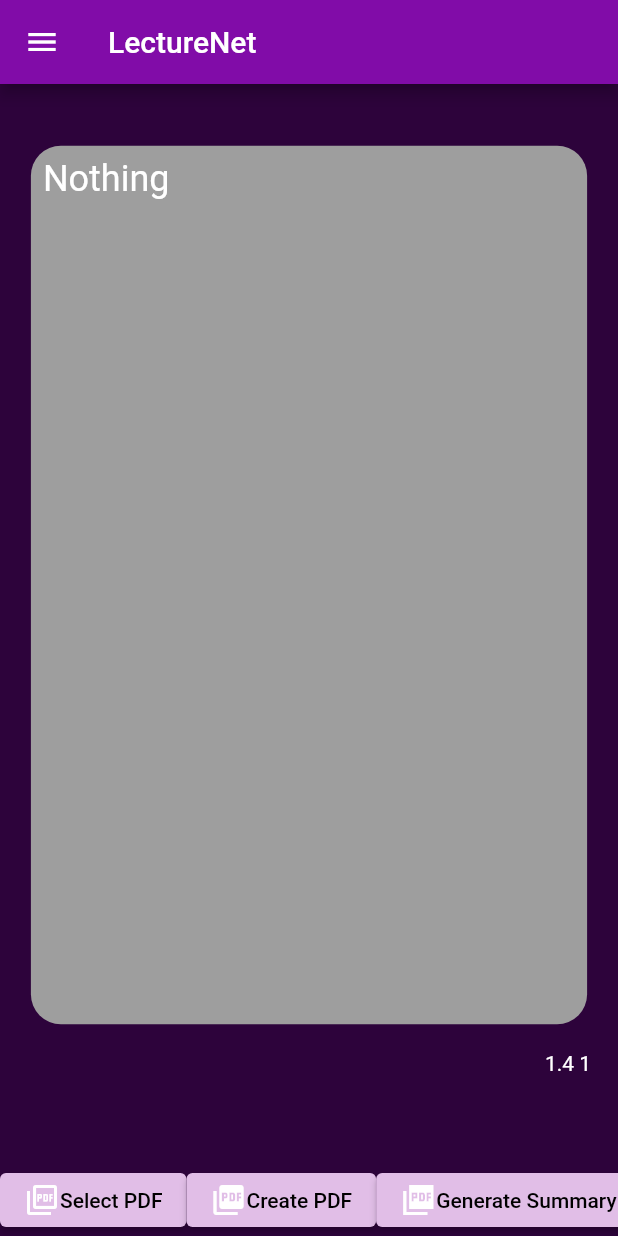
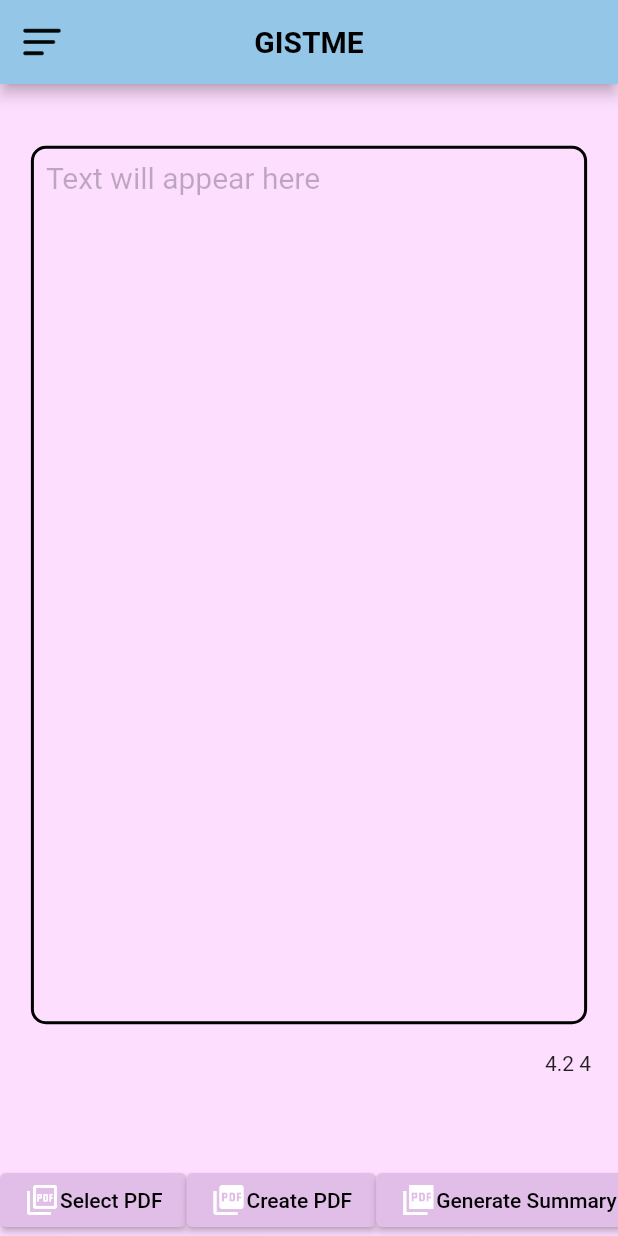
Before and after one commit to KuldeepRathor/GistMe, a Flutter app: the screen it shows after launch, on a phone screen of 412 x 824 dp. Run offline on Flutter 3.47's test engine with Material 2 defaults, Android fonts, the phone set to English and light mode, and no system bars; drawn by our look-alikes of flutter_advanced_drawer; our stand-ins replace audioplayers, avatar_glow, file_picker, open_filex, pdf, permission_handler; missing offline and left inert: flutter_sound, google_speech, pdf_text; project files that could hold a hidden picture were left out.

Commit message:
design and color changes

```diff
--- a/lib/main.dart
+++ b/lib/main.dart
@@ -14,12 +14,12 @@
     return MaterialApp(
       title: 'Material App',
       theme: ThemeData(
-        scaffoldBackgroundColor: Color(0xff2d033b),
+        scaffoldBackgroundColor: Color(0xffFEDEFF),
         floatingActionButtonTheme: FloatingActionButtonThemeData(
           backgroundColor: Color(0xff810ca8),
         ),
         appBarTheme: AppBarTheme(
-          color: Color(0xff810ca8),
+          color: Color(0xff93C6E7),
         ),
         // textTheme: TextTheme(bodyMedium: )
       ),
--- a/lib/screens/audio_recorder_screen.dart
+++ b/lib/screens/audio_recorder_screen.dart
@@ -48,7 +48,7 @@
   File? selectedFile;
 
   var selectedFilePdf;
-  String textofPDF = "Nothing";
+  String textofPDF = "Text will appear here";
   bool loading = false;
   // List? words;
   Future<String> sendToGPT({required List words}) async {
@@ -388,8 +388,11 @@
                   : Container(
                       width: size.width * 0.9,
                       decoration: BoxDecoration(
-                        color: Colors.grey,
-                        borderRadius: BorderRadius.circular(20),
+                          border: Border.all(
+                            width: 2, color: Colors.black
+                          ),
+                        //color: Colors.grey,
+                        borderRadius: BorderRadius.circular(10),
                       ),
                       child: SingleChildScrollView(
                         child: Padding(
@@ -400,8 +403,8 @@
                             //     : selectedFile!.paths.toString(),
                             textofPDF,
                             style: TextStyle(
-                              fontSize: 24,
-                              color: Colors.white,
+                              fontSize: 20,
+                              color: Colors.black26
                             ),
                           ),
                         ),
@@ -416,7 +419,6 @@
                 children: [
                   Text(
                     "${textofPDF.length / 5} ${calculateWords(text: textofPDF).length}",
-                    style: TextStyle(color: Colors.white),
                   ),
                 ],
               ),
--- a/lib/screens/homepage.dart
+++ b/lib/screens/homepage.dart
@@ -4,6 +4,9 @@
 import 'package:flutter_advanced_drawer/flutter_advanced_drawer.dart';
 import 'package:lecturenet/helpers/palette.dart';
 import 'package:lecturenet/screens/audio_recorder_screen.dart';
+import 'package:lecturenet/screens/favourites.dart';
+import 'package:lecturenet/screens/profile.dart';
+import 'package:lecturenet/screens/settings.dart';
 
 class HomePage extends StatefulWidget {
   @override
@@ -15,6 +18,8 @@
 
   @override
   Widget build(BuildContext context) {
+    Size size = MediaQuery.of(context).size;
+
     return AdvancedDrawer(
       backdropColor: AppColors.bgColor,
       controller: _advancedDrawerController,
@@ -38,7 +43,8 @@
       child: Scaffold(
         appBar: AppBar(
           // backgroundColor: AppColors.accentColor,
-          title: const Text('LectureNet'),
+          title: const Text('GISTME',style: TextStyle(color: Colors.black,fontWeight: FontWeight.w700 ) ),
+          centerTitle: true,
           leading: IconButton(
             onPressed: _handleMenuButtonPressed,
             icon: ValueListenableBuilder<AdvancedDrawerValue>(
@@ -46,10 +52,12 @@
               builder: (_, value, __) {
                 return AnimatedSwitcher(
                   duration: Duration(milliseconds: 250),
-                  child: Icon(
-                    value.visible ? Icons.clear : Icons.menu,
-                    key: ValueKey<bool>(value.visible),
+                  child: Image.asset( value.visible?'assets/icons/menu.png': 'assets/icons/menu.png',width: 30,height: 30,
                   ),
+                  // child: Icon(
+                  //   value.visible ? Icons.clear : Icons.menu,
+                  //   key: ValueKey<bool>(value.visible),
+                  // ),
                 );
               },
             ),
@@ -62,12 +70,15 @@
           child: ListTileTheme(
             textColor: Colors.white,
             iconColor: Colors.white,
+            child: Padding(
+              padding: const EdgeInsets.all(18.0),
               child: Column(
+                crossAxisAlignment: CrossAxisAlignment.start,
                 mainAxisSize: MainAxisSize.max,
                 children: [
                   Container(
-                  width: 128.0,
-                  height: 128.0,
+                    width: 100.0,
+                    height: 100.0,
                     margin: const EdgeInsets.only(
                       top: 24.0,
                       bottom: 64.0,
@@ -78,49 +89,125 @@
                       shape: BoxShape.circle,
                     ),
                     child: CircleAvatar(
-                    backgroundColor: AppColors.accentColor,
+                      backgroundColor: Colors.white,
+                      child: Text(
+                        'A',
+                        style: TextStyle(
+                          fontSize: 54,
+                          color: Colors.black,
                         ),
-                  // child: Image.asset(
-                  //   'assets/images/flutter_logo.png',
-                  // ),
                       ),
-                Text('Your PDF',
+                    ),
+                  ),
+                  Text(
+                    'Hey 👋',
                     style: TextStyle(
                       fontSize: 26,
                       color: Colors.white,
-                    )),
-                Expanded(
-                  child: Padding(
-                    padding: const EdgeInsets.all(8.0),
-                    child: Column(
-                      children: [
-                        Expanded(
-                          child: ListView.builder(
-                            scrollDirection: Axis.vertical,
-                            physics: BouncingScrollPhysics(),
-                            shrinkWrap: true,
-                            itemCount: 30,
-                            itemBuilder: ((context, index) {
-                              return Padding(
-                                padding: const EdgeInsets.all(8.0),
-                                child: Center(
-                                  child: Text(
-                                    'data',
+                    ),
+                  ),
+                  Text(
+                    'Welcome to LectureNet',
                     style: TextStyle(
                       fontSize: 16,
+                      color: Colors.white54,
+                    ),
+                  ),
+                  SizedBox(
+                    height: size.height * 0.01,
+
+                  ),
+
+                  Divider(
                     color: Colors.white,
                   ),
-                                  ),
+
+                  ListTile(
+                    onTap: () {
+                      Navigator.push(
+                        context,
+                        MaterialPageRoute(
+                          builder: (context) => MyHomePage(),
                         ),
                       );
-                            }),
+                    },
+                    leading: Icon(Icons.home),
+                    title: Text('Home'),
                   ),
+                  ListTile(
+                    onTap: () {
+                      Navigator.push(
+                        context,
+                        MaterialPageRoute(
+                          builder: (context) => Profile(),
                         ),
-                      ],
+                      );
+                    },
+                    leading: Icon(Icons.account_circle_rounded),
+                    title: Text('Profile'),
                   ),
+                  ListTile(
+                    onTap: () {
+                      Navigator.push(
+                        context,
+                        MaterialPageRoute(
+                          builder: (context) => Favourites(),
                         ),
+                      );
+                    },
+                    leading: Icon(Icons.favorite),
+                    title: Text('Favourites'),
                   ),
-                // Spacer(),
+                  ListTile(
+                    onTap: () {
+                      Navigator.push(
+                        context,
+                        MaterialPageRoute(
+                          builder: (context) => Settings(),
+                        ),
+                      );
+                    },
+                    leading: Icon(Icons.settings),
+                    title: Text('Settings'),
+                  ),
+                  SizedBox(
+                    height: size.height * 0.25,
+
+                  ),
+                  Divider(
+                    color: Colors.white,
+                  ), // Expanded(
+                  //   child: Padding(
+                  //     padding: const EdgeInsets.all(8.0),
+                  //     child: Column(
+                  //       children: [
+                  //         Expanded(
+                  //           child: ListView.builder(
+                  //             scrollDirection: Axis.vertical,
+                  //             physics: BouncingScrollPhysics(),
+                  //             shrinkWrap: true,
+                  //             itemCount: 30,
+                  //             itemBuilder: ((context, index) {
+                  //               return Padding(
+                  //                 padding: const EdgeInsets.all(8.0),
+                  //                 child: Center(
+                  //                   child: Text(
+                  //                     'data',
+                  //                     style: TextStyle(
+                  //                       fontSize: 16,
+                  //                       color: Colors.white,
+                  //                     ),
+                  //                   ),
+                  //                 ),
+                  //               );
+                  //             }),
+                  //           ),
+                  //         ),
+                  //       ],
+                  //     ),
+                  //   ),
+                  // ),
+                  Spacer(),
                   DefaultTextStyle(
                     style: TextStyle(
                       fontSize: 12,
@@ -138,6 +225,7 @@
             ),
           ),
         ),
+      ),
     );
   }
 
--- a/pubspec.yaml
+++ b/pubspec.yaml
@@ -76,6 +76,7 @@
   assets:
     - assets/
   #   - images/a_dot_ham.jpeg
+    - assets/icons/
 
   # An image asset can refer to one or more resolution-specific "variants", see
   # https://flutter.dev/assets-and-images/#resolution-aware
```
Also changed, not shown: lib/screens/favourites.dart (added, +19 -0 lines), lib/screens/profile.dart (added, +19 -0 lines), lib/screens/settings.dart (added, +21 -0 lines), assets/icons/menu.png (added), assets/icons/menubar.png (added), pubspec.lock. Lines whose indentation alone changed are shown as unchanged.
